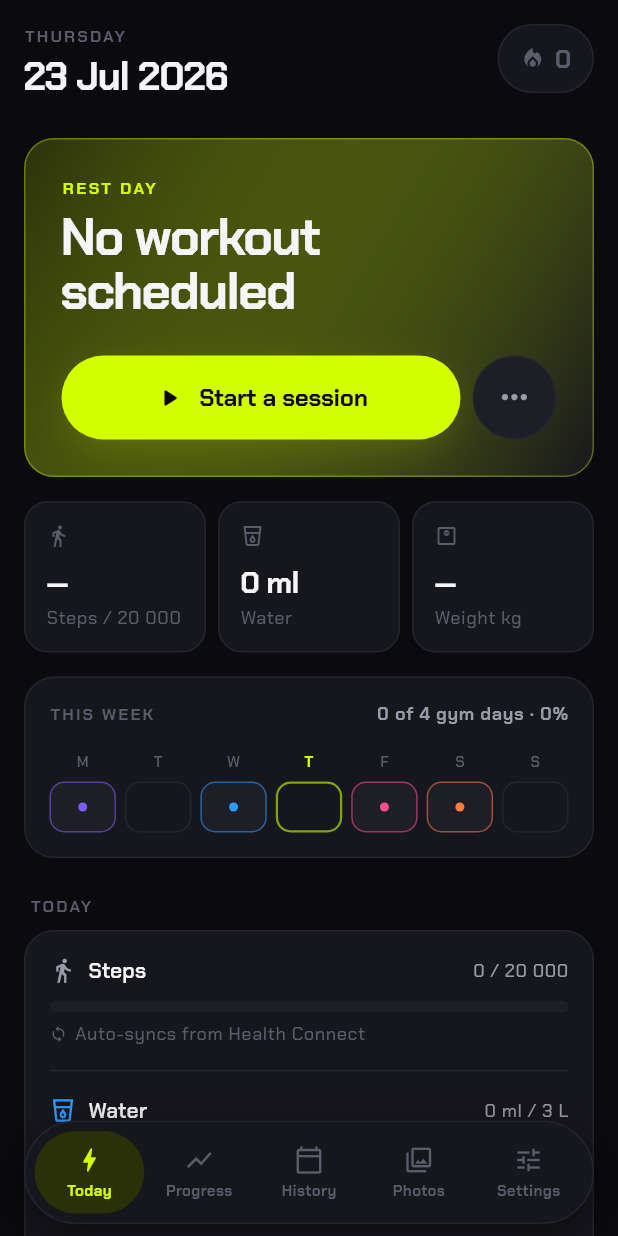
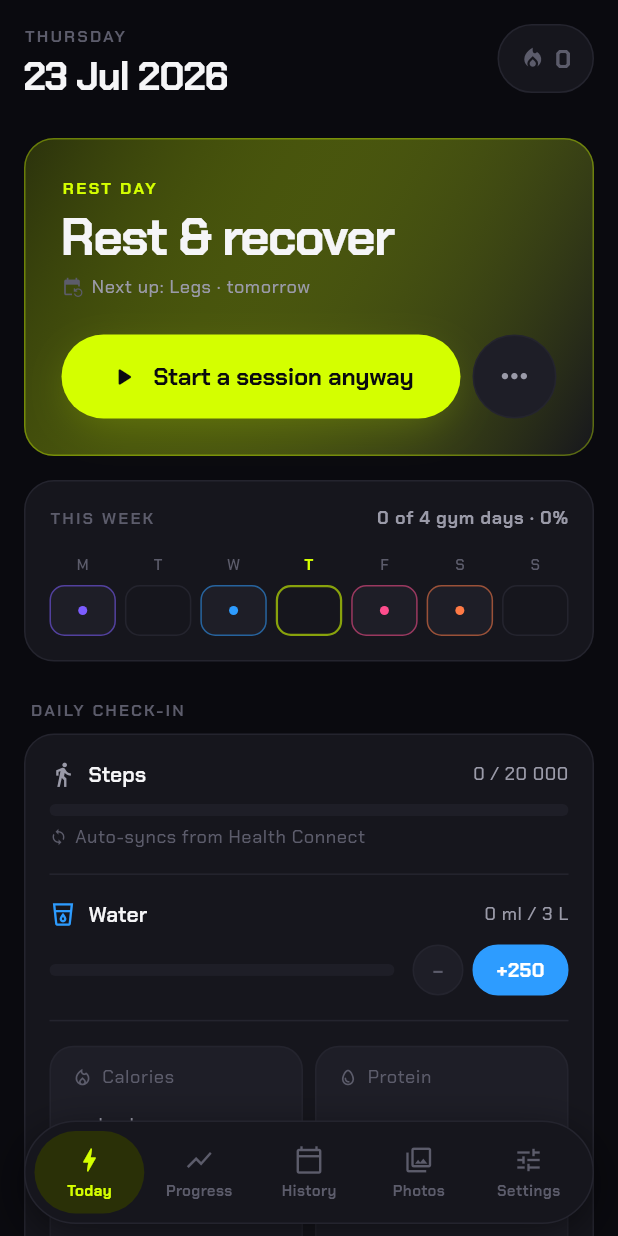
Before and after one commit to ImranJeferly/ironlog, a Flutter app: the screen it shows after launch, after a tap on "Start training", on a phone screen of 412 x 824 dp. Run offline on Flutter 3.47's test engine with Material 3 defaults, Android fonts, the phone set to English and light mode, and no system bars; our stand-ins replace cloud_firestore, connectivity_plus, drift, drift_flutter, firebase_auth, firebase_core and 8 more; missing offline and left inert: health; accounts and stored records are empty; generated files the repository leaves out were written again; network calls fail; statements that could not run were skipped.

Commit message:
Make each page's content earn its place
- Home: dropped the steps/water/weight tile row that duplicated the
  daily check-in card right below it. Hero now says what the workout
  holds ("6 exercises · 19 sets · Rope 5 min + sauna"); rest days show
  "Next up: Legs · Friday" instead of a dead end; once today's session
  is done the loud CTA calms down to "Start another workout".
- Progress: removed the Photos tab - photos already have their own
  bottom-nav tab, listing them twice made the structure confusing.
- History: session rows carry their template's color bar, and the list
  gains quiet month headers so long histories stay scannable.
- First-run copy now names all four training days.

Co-Authored-By: Claude Fable 5 <noreply@anthropic.com>

```diff
--- a/lib/features/first_run/first_run_screen.dart
+++ b/lib/features/first_run/first_run_screen.dart
@@ -41,7 +41,7 @@ class _FirstRunScreenState extends ConsumerState<FirstRunScreen> {
               Text('IronLog', style: theme.textTheme.displayMedium),
               const SizedBox(height: 6),
               Text(
-                'Push · Pull · Legs. Double progression, offline first.',
+                'Push · Pull · Legs · Arms. Double progression, offline first.',
                 style: theme.textTheme.bodyMedium,
               ),
               const SizedBox(height: AppSpacing.xl),
--- a/lib/features/history/history_screen.dart
+++ b/lib/features/history/history_screen.dart
@@ -140,8 +140,21 @@ class _HistoryScreenState extends ConsumerState<HistoryScreen> {
               ),
             )
           else
-            for (final session in completed)
-              _SessionRow(session: session, unit: unit),
+            for (var i = 0; i < completed.length; i++) ...[
+              // A quiet month header whenever the list crosses into a new
+              // month — long histories stay scannable.
+              if (i == 0 ||
+                  completed[i - 1].date.month != completed[i].date.month ||
+                  completed[i - 1].date.year != completed[i].date.year)
+                Padding(
+                  padding: const EdgeInsets.fromLTRB(4, AppSpacing.sm, 4, 8),
+                  child: Text(
+                    Dates.monthYear(completed[i].date).toUpperCase(),
+                    style: theme.textTheme.labelSmall,
+                  ),
+                ),
+              _SessionRow(session: completed[i], unit: unit),
+            ],
         ],
       ),
     );
@@ -197,15 +210,23 @@ class _Toggle extends StatelessWidget {
   }
 }
 
-class _SessionRow extends StatelessWidget {
+class _SessionRow extends ConsumerWidget {
   const _SessionRow({required this.session, required this.unit});
 
   final SessionRow session;
   final WeightUnit unit;
 
   @override
-  Widget build(BuildContext context) {
+  Widget build(BuildContext context, WidgetRef ref) {
     final theme = Theme.of(context);
+    final templates = ref.watch(templatesProvider).value ?? const [];
+    Color accent = AppColors.textTertiary;
+    for (final t in templates) {
+      if (t.id == session.templateId) {
+        accent = _accent(t.accentHex);
+        break;
+      }
+    }
 
     return AppCard(
       margin: const EdgeInsets.only(bottom: AppSpacing.sm),
@@ -216,6 +237,15 @@ class _SessionRow extends StatelessWidget {
         children: [
           Row(
             children: [
+              Container(
+                width: 4,
+                height: 18,
+                margin: const EdgeInsets.only(right: 10),
+                decoration: BoxDecoration(
+                  color: accent,
+                  borderRadius: BorderRadius.circular(2),
+                ),
+              ),
               Expanded(
                 child: Text(
                   session.templateName ?? 'Workout',
@@ -265,6 +295,12 @@ class _SessionRow extends StatelessWidget {
         ],
       ),
     );
+  }
+
+  static Color _accent(String? hex) {
+    if (hex == null || hex.length < 7) return AppColors.textTertiary;
+    final parsed = int.tryParse(hex.substring(1), radix: 16);
+    return parsed == null ? AppColors.textTertiary : Color(0xFF000000 | parsed);
   }
 }
 
--- a/lib/features/home/home_screen.dart
+++ b/lib/features/home/home_screen.dart
@@ -25,9 +25,7 @@ class HomeScreen extends ConsumerWidget {
     final active = ref.watch(activeSessionProvider).value;
     final todayTemplate = ref.watch(todayTemplateProvider);
     final consistency = ref.watch(consistencyProvider).value;
-    final metrics = ref.watch(todayMetricsProvider).value;
     final unit = ref.watch(unitProvider);
-    final stepGoal = ref.watch(settingsProvider).stepGoal;
     final prs = ref.watch(personalRecordsProvider).value ?? const [];
     final now = DateTime.now();
 
@@ -71,50 +69,11 @@ class HomeScreen extends ConsumerWidget {
             _TodayWorkoutCard(template: todayTemplate),
 
           const SizedBox(height: AppSpacing.md),
-
-          // Quick glance row — workout done?, steps, water, weight.
-          Row(
-            children: [
-              Expanded(
-                child: StatTile(
-                  icon: Icons.directions_walk,
-                  value: metrics?.steps == null
-                      ? '—'
-                      : Fmt.count(metrics!.steps!),
-                  label: 'Steps / ${Fmt.count(stepGoal)}',
-                  accent: (metrics?.steps ?? 0) >= stepGoal
-                      ? AppColors.volt
-                      : null,
-                ),
-              ),
-              const SizedBox(width: AppSpacing.sm),
-              Expanded(
-                child: StatTile(
-                  icon: Icons.local_drink_outlined,
-                  value: Fmt.water(metrics?.waterMl ?? 0),
-                  label: 'Water',
-                  accent: (metrics?.waterMl ?? 0) >= 2000
-                      ? AppColors.volt
-                      : null,
-                ),
-              ),
-              const SizedBox(width: AppSpacing.sm),
-              Expanded(
-                child: StatTile(
-                  icon: Icons.monitor_weight_outlined,
-                  value: metrics?.weightKg == null
-                      ? '—'
-                      : Fmt.weight(metrics!.weightKg!, unit, withUnit: false),
-                  label: 'Weight ${unit.label}',
-                ),
-              ),
-            ],
-          ),
-
-          const SizedBox(height: AppSpacing.md),
           _AdherenceCard(consistency: consistency),
 
-          const SectionHeader('Today'),
+          // Steps, water, food, sleep and weight all live in one place —
+          // no duplicate tiles fighting for attention.
+          const SectionHeader('Daily check-in'),
           const DailyMetricsCard(),
 
           if (prs.isNotEmpty) ...[
@@ -215,32 +174,31 @@ class _TodayWorkoutCard extends ConsumerWidget {
           ),
           const SizedBox(height: AppSpacing.sm),
           Text(
-            template?.name ?? 'No workout scheduled',
+            template?.name ?? 'Rest & recover',
             style: theme.textTheme.displaySmall,
           ),
-          if (template?.cardioLabel != null) ...[
           const SizedBox(height: 6),
-            Row(
-              children: [
-                const Icon(
-                  Icons.favorite_outline,
-                  size: 14,
-                  color: AppColors.textTertiary,
-                ),
-                const SizedBox(width: 6),
-                Text(
-                  '${template!.cardioLabel} + Sauna',
-                  style: theme.textTheme.bodySmall,
-                ),
-              ],
-            ),
-          ],
+          if (template != null)
+            _PlanLine(template: template!)
+          else
+            _NextUpLine(),
           const SizedBox(height: AppSpacing.lg),
+          if (doneToday)
+            GhostButton(
+              label: 'Start another workout',
+              icon: Icons.add,
+              expanded: true,
+              height: 52,
+              onPressed: () => TemplatePickerSheet.show(context),
+            )
+          else
             Row(
               children: [
                 Expanded(
                   child: VoltButton(
-                  label: template == null ? 'Start a session' : 'Start ${template!.name}',
+                    label: template == null
+                        ? 'Start a session anyway'
+                        : 'Start ${template!.name}',
                     icon: Icons.play_arrow_rounded,
                     onPressed: () => _start(context, ref, template),
                   ),
@@ -281,6 +239,88 @@ class _TodayWorkoutCard extends ConsumerWidget {
     if (hex == null || hex.length < 7) return AppColors.volt;
     final parsed = int.tryParse(hex.substring(1), radix: 16);
     return parsed == null ? AppColors.volt : Color(0xFF000000 | parsed);
+  }
+}
+
+/// "6 exercises · 19 sets · Rope 5 min + sauna" — what today actually holds.
+class _PlanLine extends ConsumerWidget {
+  const _PlanLine({required this.template});
+
+  final TemplateRow template;
+
+  @override
+  Widget build(BuildContext context, WidgetRef ref) {
+    final theme = Theme.of(context);
+    final plan = ref.watch(templatePlanProvider(template.id)).value;
+
+    final parts = <String>[
+      if (plan != null) '${plan.$1} exercises · ${plan.$2} sets',
+      if (template.cardioLabel != null) '${template.cardioLabel} + sauna',
+    ];
+    if (parts.isEmpty) return const SizedBox.shrink();
+
+    return Row(
+      children: [
+        const Icon(
+          Icons.format_list_bulleted,
+          size: 14,
+          color: AppColors.textTertiary,
+        ),
+        const SizedBox(width: 6),
+        Expanded(
+          child: Text(
+            parts.join('  ·  '),
+            maxLines: 1,
+            overflow: TextOverflow.ellipsis,
+            style: theme.textTheme.bodySmall,
+          ),
+        ),
+      ],
+    );
+  }
+}
+
+/// On a rest day the card points at what's coming instead of a dead end.
+class _NextUpLine extends ConsumerWidget {
+  const _NextUpLine();
+
+  static const _dayNames = [
+    'Monday',
+    'Tuesday',
+    'Wednesday',
+    'Thursday',
+    'Friday',
+    'Saturday',
+    'Sunday',
+  ];
+
+  @override
+  Widget build(BuildContext context, WidgetRef ref) {
+    final theme = Theme.of(context);
+    final next = ref.watch(nextTemplateProvider);
+    if (next == null) {
+      return Text(
+        'No workouts scheduled — set your training days in Settings.',
+        style: theme.textTheme.bodySmall,
+      );
+    }
+    final isTomorrow =
+        next.weekday == (DateTime.now().weekday % 7) + 1;
+    return Row(
+      children: [
+        const Icon(
+          Icons.event_repeat,
+          size: 14,
+          color: AppColors.textTertiary,
+        ),
+        const SizedBox(width: 6),
+        Text(
+          'Next up: ${next.name} · '
+          '${isTomorrow ? 'tomorrow' : _dayNames[next.weekday! - 1]}',
+          style: theme.textTheme.bodySmall,
+        ),
+      ],
+    );
   }
 }
 
--- a/lib/features/progress/progress_screen.dart
+++ b/lib/features/progress/progress_screen.dart
@@ -3,7 +3,6 @@ import 'package:flutter_riverpod/flutter_riverpod.dart';
 
 import '../../core/theme/app_colors.dart';
 import '../../core/theme/app_theme.dart';
-import '../photos/photos_timeline.dart';
 import 'body_tab.dart';
 import 'exercises_tab.dart';
 import 'muscle_groups_tab.dart';
@@ -18,7 +17,9 @@ class ProgressScreen extends ConsumerStatefulWidget {
 class _ProgressScreenState extends ConsumerState<ProgressScreen> {
   int _tab = 0;
 
-  static const _labels = ['Exercises', 'Muscles', 'Body', 'Photos'];
+  // Photos live on their own tab in the bottom bar — repeating them here
+  // just made the page structure confusing.
+  static const _labels = ['Exercises', 'Muscles', 'Body'];
 
   @override
   Widget build(BuildContext context) {
@@ -61,7 +62,6 @@ class _ProgressScreenState extends ConsumerState<ProgressScreen> {
                 ExercisesTab(),
                 MuscleGroupsTab(),
                 BodyTab(),
-                PhotosTimeline(embedded: true),
               ],
             ),
           ),
```
Also changed, not shown: lib/app/providers.dart (+30 -0 lines), 1 other file. Lines whose indentation alone changed are shown as unchanged.
